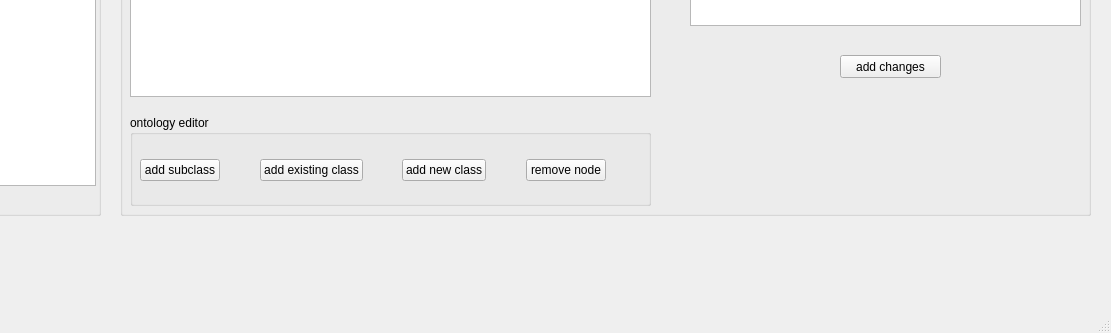
drvgautam/periconto, file src/ontologybuilderHAP_gui.ui: the form before one commit; both pictures show x 180 to 1291 and y 475 to 808 of the 1291 by 808 pixel window.
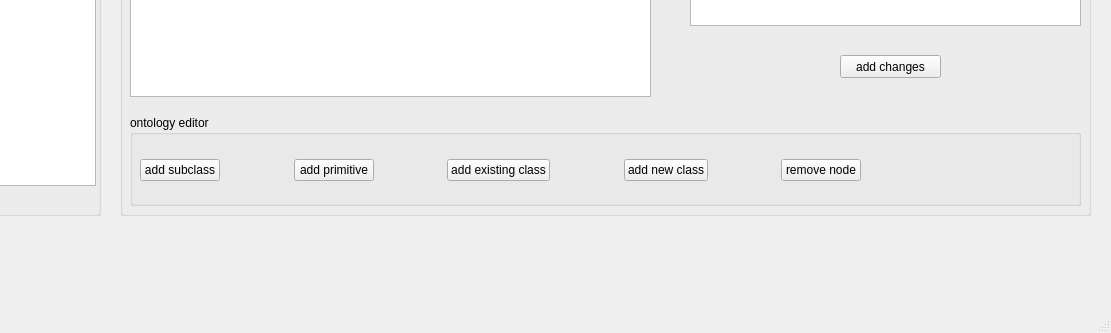
The form after the commit.

Commit message: Introduced primitive data types

Patch:
```diff
--- a/src/ontologybuilderHAP_gui.ui
+++ b/src/ontologybuilderHAP_gui.ui
@@ -59,7 +59,7 @@
       <rect>
        <x>10</x>
        <y>450</y>
-       <width>521</width>
+       <width>951</width>
        <height>91</height>
       </rect>
      </property>
@@ -71,7 +71,7 @@
        <rect>
         <x>10</x>
         <y>30</y>
-        <width>466</width>
+        <width>721</width>
         <height>51</height>
        </rect>
       </property>
@@ -83,6 +83,26 @@
          </property>
         </widget>
        </item>
+       <item>
+        <spacer name="horizontalSpacer_8">
+         <property name="orientation">
+          <enum>Qt::Horizontal</enum>
+         </property>
+         <property name="sizeHint" stdset="0">
+          <size>
+           <width>40</width>
+           <height>20</height>
+          </size>
+         </property>
+        </spacer>
+       </item>
+       <item>
+        <widget class="QPushButton" name="pushAddPrimitive">
+         <property name="text">
+          <string>add primitive</string>
+         </property>
+        </widget>
+       </item>
        <item>
         <spacer name="horizontalSpacer">
          <property name="orientation">
```
The commit also changes 40 other files.
